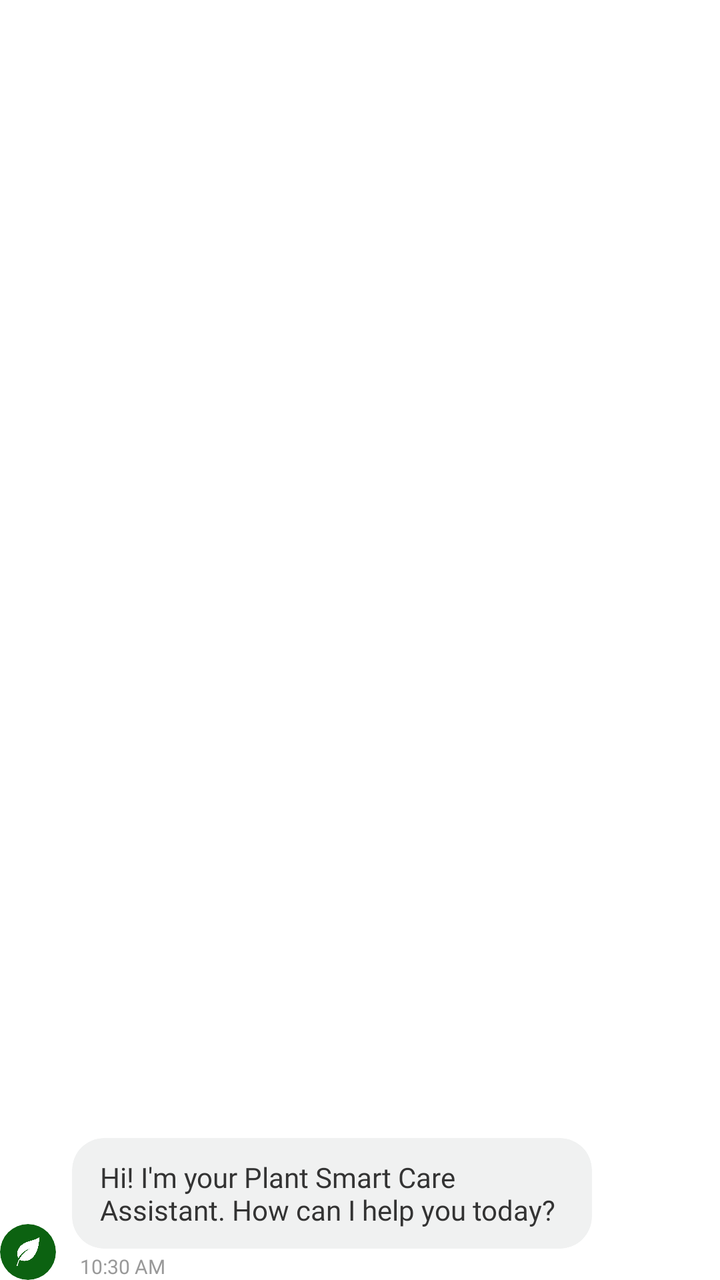
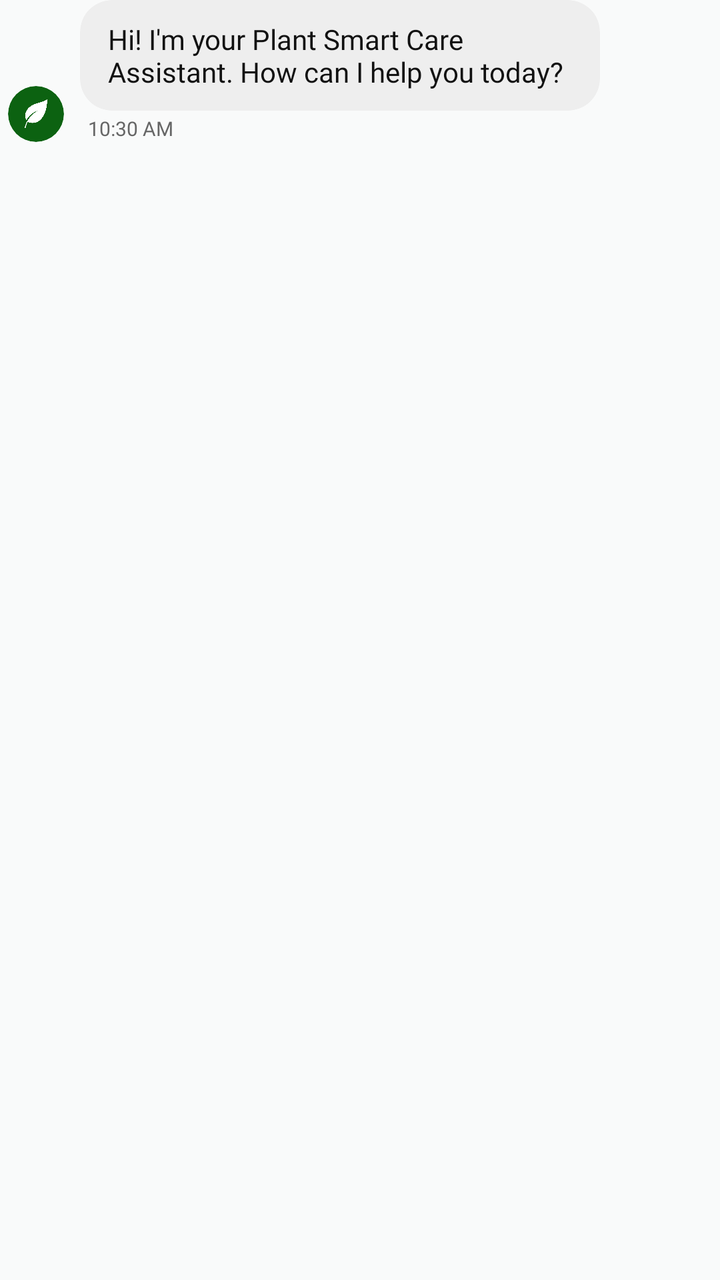

Compare the two renders of this Android layout. The source of the first and the diff that turns it into the second are given below.
<!-- AndroidManifest.xml: application theme Theme.SmartGrow -->
<!-- res/layout/item_chat_left_ai.xml -->
<?xml version="1.0" encoding="utf-8"?>
<LinearLayout
    xmlns:android="http://schemas.android.com/apk/res/android"
    xmlns:app="http://schemas.android.com/apk/res-auto"
    android:layout_width="match_parent"
    android:layout_height="wrap_content"
    android:orientation="horizontal"
    android:layout_marginBottom="12dp"
    android:gravity="bottom">

    <com.google.android.material.card.MaterialCardView
        android:layout_width="28dp"
        android:layout_height="28dp"
        android:layout_marginRight="8dp"
        app:cardCornerRadius="14dp"
        app:cardBackgroundColor="#0C6211"
        app:strokeWidth="0dp">
        <ImageView
            android:layout_width="16dp"
            android:layout_height="16dp"
            android:src="@drawable/smartgrow_logo"
            android:layout_gravity="center"
            app:tint="#FFFFFF"/>
    </com.google.android.material.card.MaterialCardView>

    <LinearLayout
        android:layout_width="wrap_content"
        android:layout_height="wrap_content"
        android:orientation="vertical"
        android:layout_weight="0">

        <com.google.android.material.card.MaterialCardView
            android:layout_width="wrap_content"
            android:layout_height="wrap_content"
            app:cardCornerRadius="16dp"
            app:cardBackgroundColor="#F0F1F1"
            app:strokeWidth="0dp"
            app:cardElevation="0dp">
            <TextView
                android:id="@+id/tv_chat_message_text"
                android:layout_width="wrap_content"
                android:layout_height="wrap_content"
                android:text="Hi! I'm your Plant Smart Care Assistant. How can I help you today?"
                android:textColor="#333333"
                android:textSize="14sp"
                android:fontFamily="@font/poppins"
                android:paddingHorizontal="14dp"
                android:paddingVertical="10dp"
                android:maxWidth="260dp"/>
        </com.google.android.material.card.MaterialCardView>

        <TextView
            android:id="@+id/tv_chat_message_time"
            android:layout_width="wrap_content"
            android:layout_height="wrap_content"
            android:text="10:30 AM"
            android:textColor="#999999"
            android:textSize="10sp"
            android:fontFamily="@font/poppins"
            android:layout_marginTop="2dp"
            android:layout_marginLeft="4dp"/>
    </LinearLayout>
</LinearLayout>
<!-- resources referenced by this layout -->
<resources>
  <!-- drawable smartgrow_logo: png bitmap (drawable, 73503 bytes) -->
  <style name="Theme.SmartGrow" parent="Base.Theme.SmartGrow" />
  <style name="Base.Theme.SmartGrow" parent="Theme.Material3.DayNight.NoActionBar">
          <item name="android:windowBackground">@android:color/white</item>
          <item name="android:windowDisablePreview">true</item>
  
          
          <item name="android:statusBarColor">#FFFFFF</item>
          <item name="android:windowLightStatusBar">true</item>
  
          
          <item name="android:navigationBarColor">#FFFFFF</item>
          <item name="android:windowLightNavigationBar" tools:targetApi="o">true</item>
  
          <item name="android:windowDrawsSystemBarBackgrounds">true</item>
          <item name="android:windowTranslucentStatus">false</item>
          <item name="android:windowTranslucentNavigation">false</item>
      </style>
</resources>

<!-- the commit's change to res/layout/item_chat_left_ai.xml (unified diff, before → after) -->
@@ -4,60 +4,80 @@
     xmlns:app="http://schemas.android.com/apk/res-auto"
     android:layout_width="match_parent"
     android:layout_height="wrap_content"
-    android:orientation="horizontal"
+    android:orientation="vertical"
     android:layout_marginBottom="12dp"
-    android:gravity="bottom">
+    android:paddingHorizontal="4dp">
 
-    <com.google.android.material.card.MaterialCardView
-        android:layout_width="28dp"
-        android:layout_height="28dp"
-        android:layout_marginRight="8dp"
-        app:cardCornerRadius="14dp"
-        app:cardBackgroundColor="#0C6211"
-        app:strokeWidth="0dp">
-        <ImageView
-            android:layout_width="16dp"
-            android:layout_height="16dp"
-            android:src="@drawable/smartgrow_logo"
-            android:layout_gravity="center"
-            app:tint="#FFFFFF"/>
-    </com.google.android.material.card.MaterialCardView>
-
+    
     <LinearLayout
-        android:layout_width="wrap_content"
+        android:layout_width="match_parent"
         android:layout_height="wrap_content"
-        android:orientation="vertical"
-        android:layout_weight="0">
+        android:orientation="horizontal"
+        android:gravity="bottom">
 
         <com.google.android.material.card.MaterialCardView
+            android:layout_width="28dp"
+            android:layout_height="28dp"
+            android:layout_marginRight="8dp"
+            app:cardCornerRadius="14dp"
+            app:cardBackgroundColor="@color/primary_green"
+            app:strokeWidth="0dp">
+            <ImageView
+                android:layout_width="16dp"
+                android:layout_height="16dp"
+                android:src="@drawable/smartgrow_logo"
+                android:layout_gravity="center"
+                app:tint="@color/white"/>
+        </com.google.android.material.card.MaterialCardView>
+
+        <LinearLayout
             android:layout_width="wrap_content"
             android:layout_height="wrap_content"
-            app:cardCornerRadius="16dp"
-            app:cardBackgroundColor="#F0F1F1"
-            app:strokeWidth="0dp"
-            app:cardElevation="0dp">
-            <TextView
-                android:id="@+id/tv_chat_message_text"
+            android:orientation="vertical"
+            android:layout_weight="0">
+
+            <com.google.android.material.card.MaterialCardView
                 android:layout_width="wrap_content"
                 android:layout_height="wrap_content"
-                android:text="Hi! I'm your Plant Smart Care Assistant. How can I help you today?"
-                android:textColor="#333333"
-                android:textSize="14sp"
+                app:cardCornerRadius="16dp"
+                app:cardBackgroundColor="@color/divider"
+                app:strokeWidth="0dp"
+                app:cardElevation="0dp">
+                <TextView
+                    android:id="@+id/tv_chat_message_text"
+                    android:layout_width="wrap_content"
+                    android:layout_height="wrap_content"
+                    android:text="Hi! I'm your Plant Smart Care Assistant. How can I help you today?"
+                    android:textColor="@color/text_primary"
+                    android:textSize="14sp"
+                    android:fontFamily="@font/poppins"
+                    android:paddingHorizontal="14dp"
+                    android:paddingVertical="10dp"
+                    android:maxWidth="260dp"/>
+            </com.google.android.material.card.MaterialCardView>
+
+            <TextView
+                android:id="@+id/tv_chat_message_time"
+                android:layout_width="wrap_content"
+                android:layout_height="wrap_content"
+                android:text="10:30 AM"
+                android:textColor="@color/text_secondary"
+                android:textSize="10sp"
                 android:fontFamily="@font/poppins"
-                android:paddingHorizontal="14dp"
-                android:paddingVertical="10dp"
-                android:maxWidth="260dp"/>
-        </com.google.android.material.card.MaterialCardView>
+                android:layout_marginTop="2dp"
+                android:layout_marginLeft="4dp"/>
+        </LinearLayout>
+    </LinearLayout>
 
-        <TextView
-            android:id="@+id/tv_chat_message_time"
-            android:layout_width="wrap_content"
-            android:layout_height="wrap_content"
-            android:text="10:30 AM"
-            android:textColor="#999999"
-            android:textSize="10sp"
-            android:fontFamily="@font/poppins"
-            android:layout_marginTop="2dp"
-            android:layout_marginLeft="4dp"/>
-    </LinearLayout>
+    
+    <com.google.android.material.chip.ChipGroup
+        android:id="@+id/cg_follow_up_suggestions"
+        android:layout_width="match_parent"
+        android:layout_height="wrap_content"
+        android:layout_marginTop="6dp"
+        android:layout_marginLeft="36dp"
+        app:chipSpacingHorizontal="6dp"
+        app:chipSpacingVertical="4dp"
+        app:singleLine="false" />
+
 </LinearLayout>
<!-- resource entries referenced after the edit -->
@@ -1,22 +1,28 @@
 <!-- resources referenced by this layout -->
 <resources>
+  <color name="divider">#EEEEEE</color>
+  <color name="primary_green">#0C6211</color>
+  <color name="text_primary">#111111</color>
+  <color name="text_secondary">#666666</color>
+  <color name="white">#FFFFFFFF</color>
   <!-- drawable smartgrow_logo: png bitmap (drawable, 73503 bytes) -->
   <style name="Theme.SmartGrow" parent="Base.Theme.SmartGrow" />
   <style name="Base.Theme.SmartGrow" parent="Theme.Material3.DayNight.NoActionBar">
-          <item name="android:windowBackground">@android:color/white</item>
+          <item name="android:windowBackground">@color/background</item>
           <item name="android:windowDisablePreview">true</item>
   
           
-          <item name="android:statusBarColor">#FFFFFF</item>
+          <item name="android:statusBarColor">@color/background</item>
           <item name="android:windowLightStatusBar">true</item>
   
           
-          <item name="android:navigationBarColor">#FFFFFF</item>
+          <item name="android:navigationBarColor">@color/background</item>
           <item name="android:windowLightNavigationBar" tools:targetApi="o">true</item>
   
           <item name="android:windowDrawsSystemBarBackgrounds">true</item>
           <item name="android:windowTranslucentStatus">false</item>
           <item name="android:windowTranslucentNavigation">false</item>
       </style>
+  <color name="background">#F9FAFA</color>
 </resources>
 
